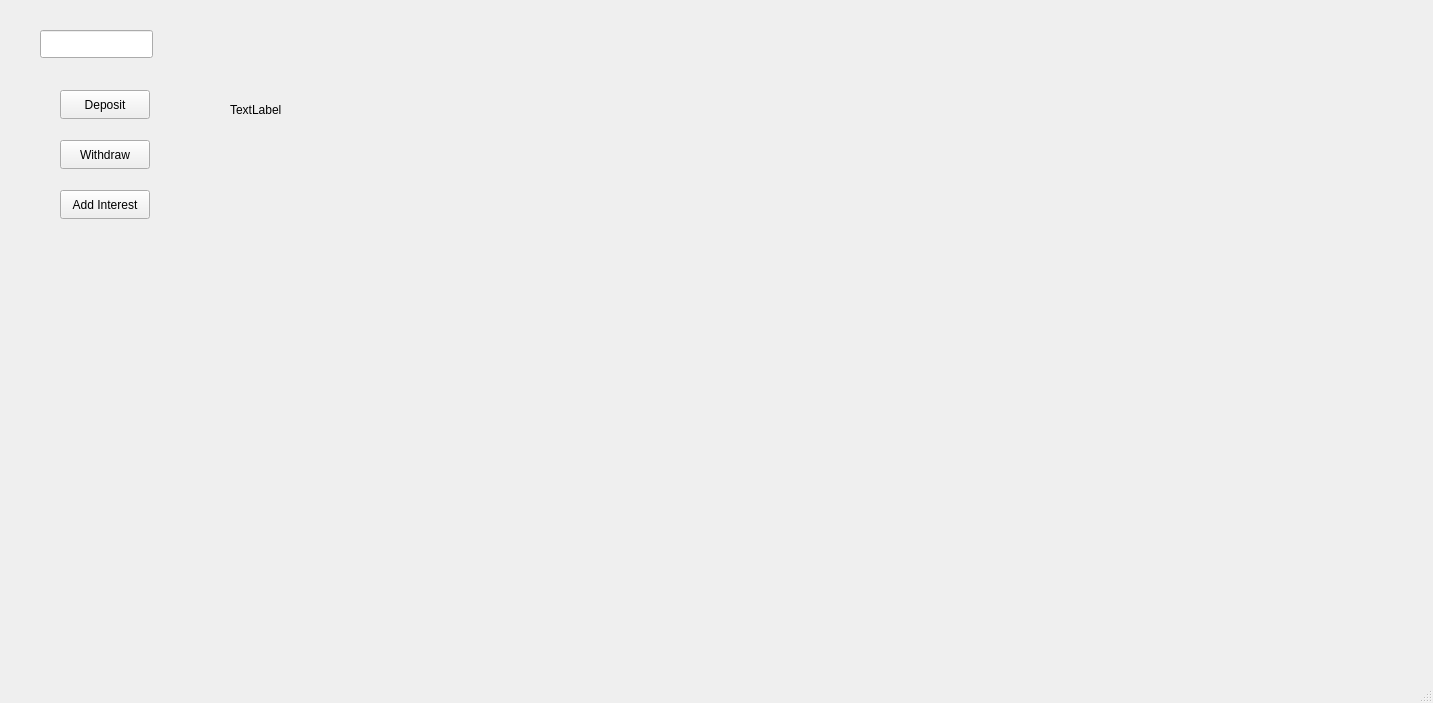
guikae06/MiniBankSystem, file mainwindow.ui: the form before one commit.
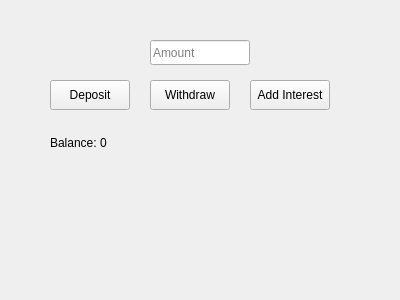
The form after the commit.

```diff
--- a/mainwindow.ui
+++ b/mainwindow.ui
@@ -6,8 +6,8 @@
    <rect>
     <x>0</x>
     <y>0</y>
-    <width>1433</width>
-    <height>703</height>
+    <width>400</width>
+    <height>300</height>
    </rect>
   </property>
   <property name="windowTitle">
@@ -17,20 +17,23 @@
    <widget class="QLineEdit" name="amountEdit">
     <property name="geometry">
      <rect>
-      <x>40</x>
-      <y>30</y>
-      <width>113</width>
-      <height>28</height>
+      <x>150</x>
+      <y>40</y>
+      <width>100</width>
+      <height>25</height>
      </rect>
     </property>
+    <property name="placeholderText">
+     <string>Amount</string>
+    </property>
    </widget>
    <widget class="QPushButton" name="depositButton">
     <property name="geometry">
      <rect>
-      <x>60</x>
-      <y>90</y>
-      <width>90</width>
-      <height>29</height>
+      <x>50</x>
+      <y>80</y>
+      <width>80</width>
+      <height>30</height>
      </rect>
     </property>
     <property name="text">
@@ -40,10 +43,10 @@
    <widget class="QPushButton" name="withdrawButton">
     <property name="geometry">
      <rect>
-      <x>60</x>
-      <y>140</y>
-      <width>90</width>
-      <height>29</height>
+      <x>150</x>
+      <y>80</y>
+      <width>80</width>
+      <height>30</height>
      </rect>
     </property>
     <property name="text">
@@ -53,10 +56,10 @@
    <widget class="QPushButton" name="interestButton">
     <property name="geometry">
      <rect>
-      <x>60</x>
-      <y>190</y>
-      <width>90</width>
-      <height>29</height>
+      <x>250</x>
+      <y>80</y>
+      <width>80</width>
+      <height>30</height>
      </rect>
     </property>
     <property name="text">
@@ -66,28 +69,17 @@
    <widget class="QLabel" name="balanceLabel">
     <property name="geometry">
      <rect>
-      <x>230</x>
-      <y>100</y>
-      <width>300</width>
-      <height>20</height>
+      <x>50</x>
+      <y>130</y>
+      <width>200</width>
+      <height>25</height>
      </rect>
     </property>
     <property name="text">
-     <string>TextLabel</string>
+     <string>Balance: 0</string>
     </property>
    </widget>
   </widget>
-  <widget class="QMenuBar" name="menubar">
-   <property name="geometry">
-    <rect>
-     <x>0</x>
-     <y>0</y>
-     <width>1433</width>
-     <height>25</height>
-    </rect>
-   </property>
-  </widget>
-  <widget class="QStatusBar" name="statusbar"/>
  </widget>
  <resources/>
  <connections/>
```
Left out of the diff: 4 changed lines with no effect on the pictures.
